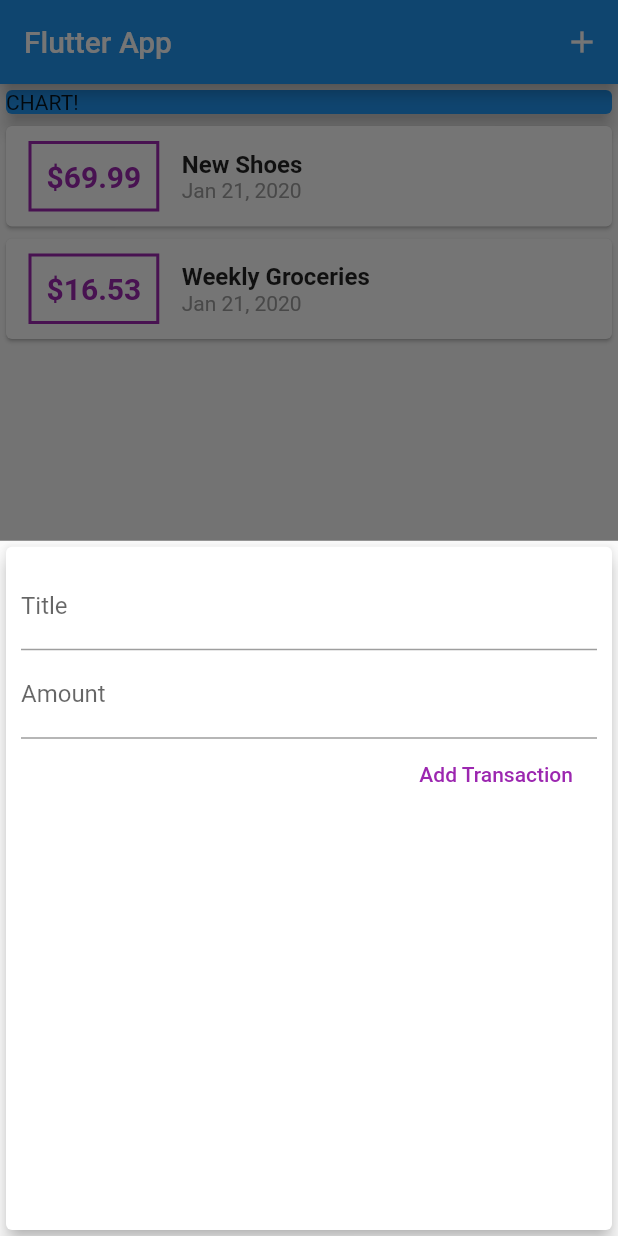
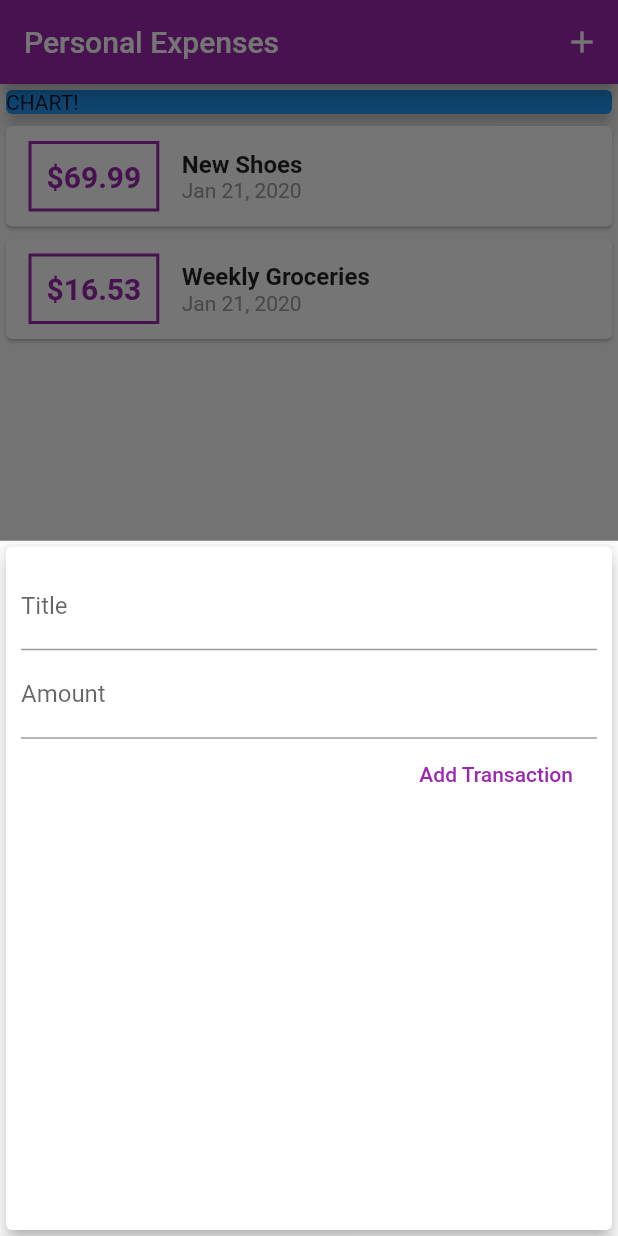
Before and after one commit to cyw233/expenses, a Flutter app: the screen it shows after launch, after a tap on the "add" icon, on a phone screen of 412 x 824 dp. Run offline on Flutter 3.47's test engine with Material 2 defaults, Android fonts, the phone set to English and light mode, and no system bars.

Commit message:
Add app theme

```diff
--- a/lib/main.dart
+++ b/lib/main.dart
@@ -10,16 +10,17 @@ class MyApp extends StatelessWidget {
   @override
   Widget build(BuildContext context) {
     return MaterialApp(
-      title: 'Flutter App',
+      title: 'Personal Expenses',
+      theme: ThemeData(
+        primarySwatch: Colors.purple,
+        accentColor: Colors.amber,
+      ),
       home: MyHomePage(),
     );
   }
 }
 
 class MyHomePage extends StatefulWidget {
-  // String titleInput;
-  // String amountInput;
-
   @override
   _MyHomePageState createState() => _MyHomePageState();
 }
@@ -66,7 +67,7 @@ class _MyHomePageState extends State<MyHomePage> {
   Widget build(BuildContext context) {
     return Scaffold(
       appBar: AppBar(
-        title: Text('Flutter App'),
+        title: Text('Personal Expenses'),
         actions: <Widget>[
           IconButton(
             icon: Icon(Icons.add),
--- a/lib/widgets/new_trasaction.dart
+++ b/lib/widgets/new_trasaction.dart
@@ -1,12 +1,18 @@
 import 'package:flutter/material.dart';
 
-class NewTransaction extends StatelessWidget {
+class NewTransaction extends StatefulWidget {
   final Function addTx;
 
+  NewTransaction(this.addTx);
+
+  @override
+  _NewTransactionState createState() => _NewTransactionState();
+}
+
+class _NewTransactionState extends State<NewTransaction> {
   final titleController = TextEditingController();
+
   final amountController = TextEditingController();
-
-  NewTransaction(this.addTx);
 
   void submitData() {
     final enteredTitle = titleController.text;
@@ -16,10 +22,13 @@ class NewTransaction extends StatelessWidget {
       return;
     }
 
-    addTx(
+    widget.addTx(
       enteredTitle,
       enteredAmount,
     );
+
+    // Pop the most top widget, in this case close/pop the modal
+    Navigator.of(context).pop();
   }
 
   @override
--- a/lib/widgets/transaction_list.dart
+++ b/lib/widgets/transaction_list.dart
@@ -24,7 +24,7 @@ class TransactionList extends StatelessWidget {
                   ),
                   decoration: BoxDecoration(
                     border: Border.all(
-                      color: Colors.purple,
+                      color: Theme.of(context).primaryColor,
                       width: 2,
                     ),
                   ),
@@ -34,7 +34,7 @@ class TransactionList extends StatelessWidget {
                     style: TextStyle(
                       fontWeight: FontWeight.bold,
                       fontSize: 20,
-                      color: Colors.purple,
+                      color: Theme.of(context).primaryColor,
                     ),
                   ),
                 ),
```
